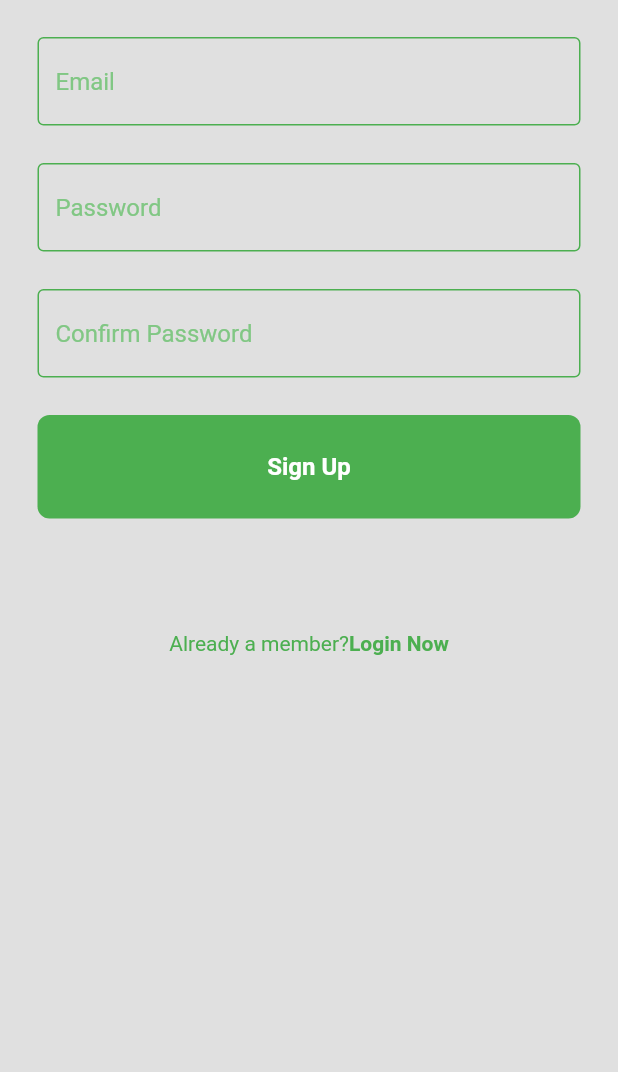
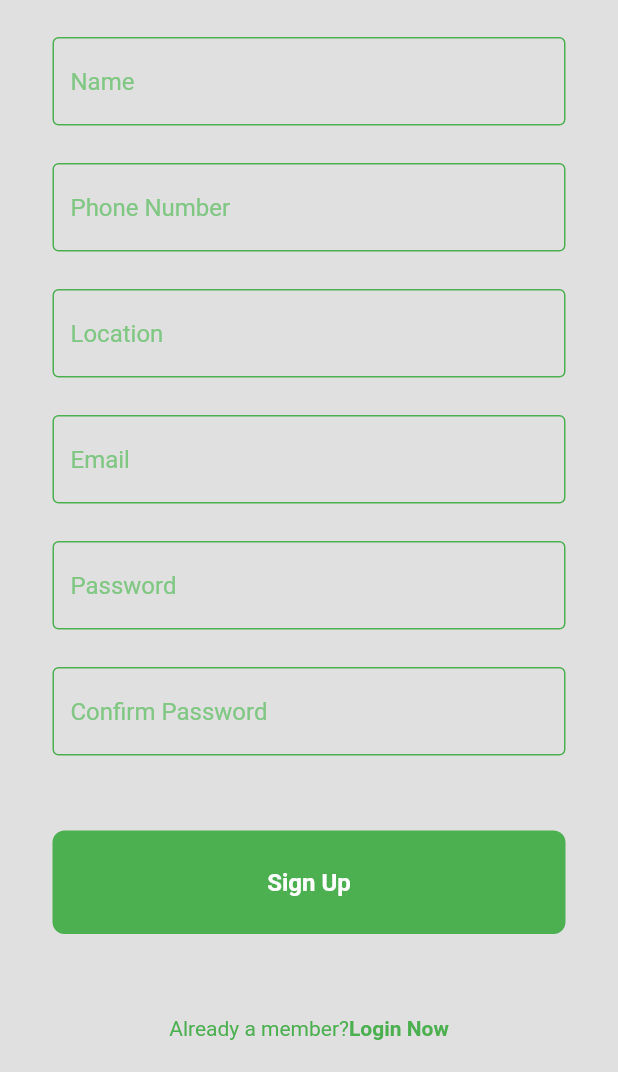
Before and after one commit to Sakshee1234/swiftype1.0, a Flutter app: the RegisterPage screen opened directly with empty values, on a phone screen of 412 x 824 dp, the part 164-1236 px from its top. Run offline on Flutter 3.47's test engine with Material 2 defaults, Android fonts, the light colour scheme and no system bars; our stand-ins replace cloud_firestore, firebase_auth, firebase_core, firebase_database, flutter_typeahead, shared_preferences; accounts and stored records are empty.

Commit message:
User profle updates now

```diff
--- a/lib/pages/Regpage.dart
+++ b/lib/pages/Regpage.dart
@@ -1,3 +1,4 @@
+import 'package:cloud_firestore/cloud_firestore.dart';
 import 'package:firebase_auth/firebase_auth.dart';
 import 'package:flutter/material.dart';
 
@@ -15,12 +16,25 @@ class RegisterPage extends StatefulWidget {
 
 class _RegisterPageState extends State<RegisterPage> {
   final emailController = TextEditingController();
-
   final passwordController = TextEditingController();
   final confirmPasswordController = TextEditingController();
-  // void showErrorMeassage(String  message){
+  final _name=TextEditingController();
+  final _phone=TextEditingController();
+  final _location=TextEditingController();
+  void userinfo() async
+  {
+    User user=FirebaseAuth.instance.currentUser!;
+    CollectionReference users = FirebaseFirestore.instance.collection('user');
+        FirebaseFirestore.instance.collection("user").doc(user.uid).set({"name":_name.text,
+                      'email':emailController.text,
+                      'location': _location.text,
+                      'phone': _phone.text,
+                      'UID':user.uid });
+  }
+
   void signUserUp() async{
     //show loading circle
+    int flag=0;
     showDialog(context: context,
     builder: (context){
       return Center(child:CircularProgressIndicator());
@@ -30,6 +44,7 @@ class _RegisterPageState extends State<RegisterPage> {
     try{
       //check if password is confirmed
       if(passwordController.text==confirmPasswordController.text){
+        flag=1;
         await FirebaseAuth.instance.createUserWithEmailAndPassword(
         email: emailController.text,
         password: passwordController.text
@@ -43,6 +58,8 @@ class _RegisterPageState extends State<RegisterPage> {
       Navigator.pop(context);
       wronginfo(e.code);
     }
+    if(flag==1)
+    userinfo();
   }
   void wronginfo(String message)
   {
@@ -54,7 +71,9 @@ class _RegisterPageState extends State<RegisterPage> {
   Widget build(BuildContext context) {
     return Scaffold(
       backgroundColor: Colors.grey[300],
-      body: SafeArea(
+      body: Padding(
+        padding: const EdgeInsets.symmetric(horizontal: 10),
+        child: SafeArea(
           child: SingleChildScrollView(
             child: Center(
               child: Column(
@@ -70,6 +89,27 @@ class _RegisterPageState extends State<RegisterPage> {
                         color: Colors.green,
                         fontSize: 50,
                         fontWeight: FontWeight.bold),
+                  ),
+                  SizedBox(height: 25),
+                  //login
+                  myTextField(
+                    controller: _name,
+                    hintText: 'Name',
+                    obscureText: false,
+                  ),
+                  SizedBox(height: 25),
+                  //login
+                  myTextField(
+                    controller: _phone,
+                    hintText: 'Phone Number',
+                    obscureText: false,
+                  ),
+                  SizedBox(height: 25),
+                  //login
+                  myTextField(
+                    controller: _location,
+                    hintText: 'Location',
+                    obscureText: false,
                   ),
                   //welcome back
                   //username
@@ -97,7 +137,9 @@ class _RegisterPageState extends State<RegisterPage> {
                     hintText: 'Confirm Password',
                     obscureText: true, //dot dot for passwd
                   ),
-
+                  SizedBox(
+                    height: 25,
+                  ),
                   //forgot passwd
                   //sign in button
 
@@ -126,7 +168,7 @@ class _RegisterPageState extends State<RegisterPage> {
                   ),
                   //or continue with
                   SizedBox(
-                  height: 25,
+                    height: 5,
                   ),
                   // Padding(
                   //   padding: const EdgeInsets.symmetric(horizontal: 10),
@@ -210,6 +252,7 @@ class _RegisterPageState extends State<RegisterPage> {
             ),
           ),
         ),
+      ),
     );
   }
 }
--- a/lib/pages/acc1.dart
+++ b/lib/pages/acc1.dart
@@ -167,10 +167,6 @@ class _SettingPageState extends State<Settingpage> {
                   ],
                 ),
               ),
-
-
-
-
               SizedBox(height: 50),
               GestureDetector(
                onTap: () {
--- a/lib/pages/acc2.dart
+++ b/lib/pages/acc2.dart
@@ -33,8 +33,27 @@ class _EditProfilePageState extends State<EditProfilePage> {
   TextEditingController _email = new TextEditingController();
   TextEditingController _location = new TextEditingController();
   TextEditingController _phone = new TextEditingController();
+  // QuerySnapshot userid=await FirebaseFirestore.instance.collection('user').where('UID',isEqualTo: user.uid).limit(1).get();
+
   bool showPassword = false;
   //FirebaseFirestore firestore = FirebaseFirestore.instance;
+  @override
+  initState(){
+    super.initState();
+     CollectionReference users = FirebaseFirestore.instance.collection('user');
+    _email= TextEditingController(text:user.email);
+
+    users.where('UID',isEqualTo: user.uid).get().then((value){
+      _name= TextEditingController(text:value.docs[0]['Name']);
+      _location= TextEditingController(text:value.docs[0]['Location']);
+      _phone= TextEditingController(text:value.docs[0]['Phone']);
+    });
+  }
+  @override
+  void dispose() {
+    _name.dispose();
+    super.dispose();
+  }
   @override
   Widget build(BuildContext context) {
     return Scaffold(
@@ -126,6 +145,7 @@ class _EditProfilePageState extends State<EditProfilePage> {
                 decoration: InputDecoration(
                     contentPadding: EdgeInsets.only(bottom: 3),
                     labelText: 'Full Name',
+
                     floatingLabelBehavior: FloatingLabelBehavior.always,
                     hintStyle: TextStyle(
                       fontSize: 16,
@@ -217,14 +237,13 @@ class _EditProfilePageState extends State<EditProfilePage> {
                         borderRadius: BorderRadius.circular(20)),
                       ),
                      onPressed: () async{
-
                       CollectionReference users = FirebaseFirestore.instance.collection('user');
-                      FirebaseFirestore.instance.collection("user").doc(users.id).
-                      update({"name":_name.text,
+                      FirebaseFirestore.instance.collection("user").doc(user.uid).set({"name":_name.text,
                       'email':_email.text,
                       'location': _location.text,
                       'phone': _phone.text,
-                      'UID':user.uid });
+                      'UID':user.uid
+                      });
                       // if(users==null)
                       // {
                       //   users.add({
--- a/lib/pages/acc4.dart
+++ b/lib/pages/acc4.dart
@@ -52,7 +52,7 @@ class _ProfilePageState extends State<ProfilePage> {
         ),
       ),
       body: StreamBuilder(
-        stream: FirebaseFirestore.instance.collection("user").where("UID", isEqualTo: user.uid).snapshots(),
+        stream: FirebaseFirestore.instance.collection("user").where("UID", isEqualTo: user.uid).limit(1).snapshots(),
         builder: (context, AsyncSnapshot snapshot){
           if(snapshot.hasData){
             return ListView.builder(
```
Lines whose indentation alone changed are shown as unchanged.
